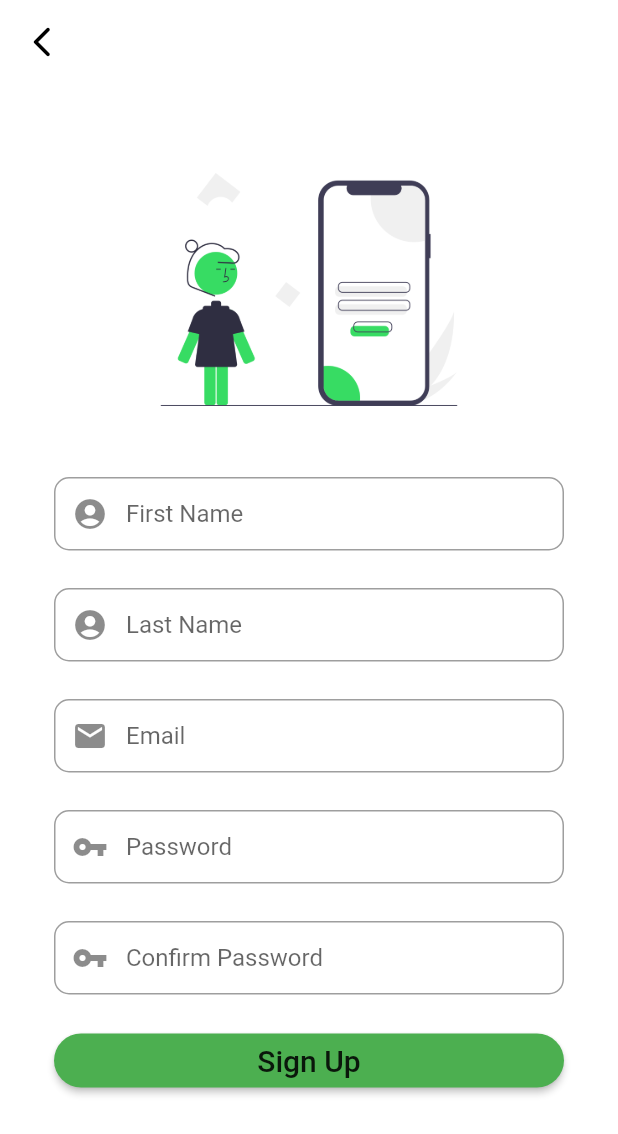
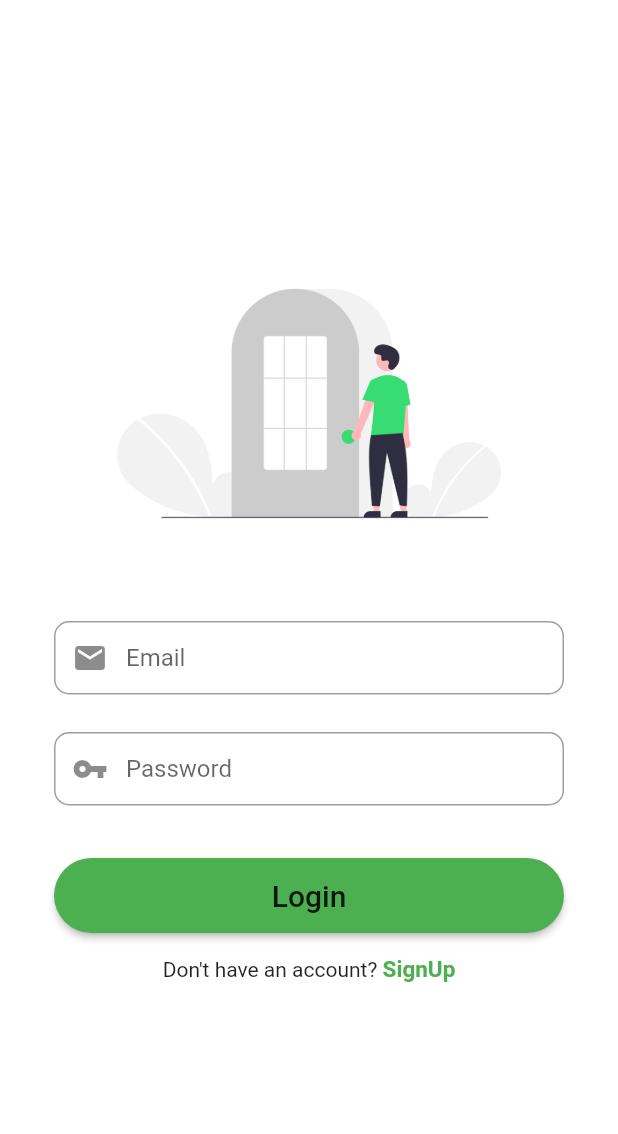
Before and after one commit to RhyshaKachari/SmartCrop, a Flutter app: the MyOtp screen opened directly, after a tap on "Verify phone number", on a phone screen of 412 x 824 dp. Shown: the top 1134 px of the screen. Run offline on Flutter 3.47's test engine with Material 2 defaults, Android fonts, the phone set to English and light mode, and no system bars; our stand-ins replace pinput.

Commit message:
login screen done

```diff
--- a/lib/screens/language_screen.dart
+++ b/lib/screens/language_screen.dart
@@ -14,10 +14,13 @@ class _LanguageScreenState extends State<LanguageScreen> {
     return Scaffold(
       body: SingleChildScrollView(
         child: SafeArea(
-          child: Center(
+
+          child: Container(
             child: Padding(
               padding: const EdgeInsets.symmetric(vertical: 25,horizontal: 35),
             child: Column(
+              mainAxisAlignment: MainAxisAlignment.center,
+              crossAxisAlignment: CrossAxisAlignment.center,
               // mainAxisAlignment: MainAxisAlignment.center,
               children: [
                 SizedBox( height: 20,),
--- /dev/null
+++ b/lib/screens/login_screen.dart
@@ -0,0 +1,126 @@
+import 'package:flutter/material.dart';
+import 'package:smartcrop/screens/user_intro.dart';
+import 'package:smartcrop/widgets/custom_button.dart';
+
+class LoginScreen extends StatefulWidget {
+  const LoginScreen({Key? key}) : super(key: key);
+
+  @override
+  State<LoginScreen> createState() => _LoginScreenState();
+}
+
+class _LoginScreenState extends State<LoginScreen> {
+  //form key
+  final _formKey = GlobalKey<FormState>();
+
+  //editing controller
+  final TextEditingController emailController = new TextEditingController();
+  final TextEditingController passwordController = new TextEditingController();
+
+
+  @override
+  Widget build(BuildContext context) {
+
+    //email field
+    final emailField = TextFormField(
+      autofocus: false ,
+      controller: emailController,
+      keyboardType: TextInputType.emailAddress,
+
+      onSaved: (value){
+        emailController.text = value!;
+      },
+      textInputAction: TextInputAction.next,
+      decoration: InputDecoration(
+        prefixIcon: Icon(Icons.mail),
+        contentPadding: EdgeInsets.fromLTRB(20, 15, 20, 15),
+        hintText: "Email",
+        border: OutlineInputBorder(
+          borderRadius: BorderRadius.circular(10),
+        ),
+      )
+    );
+
+    //password field
+    final passwordField = TextFormField(
+      autofocus: false,
+      controller: passwordController,
+
+      onSaved: (value){
+        passwordController.text = value!;
+      },
+      textInputAction: TextInputAction.done,
+        decoration: InputDecoration(
+          prefixIcon: Icon(Icons.vpn_key),
+          contentPadding: EdgeInsets.fromLTRB(20, 15, 20, 15),
+          hintText: "Password",
+          border: OutlineInputBorder(
+            borderRadius: BorderRadius.circular(10),
+          ),
+        )
+    );
+
+    //loginbutton
+    final loginButton = CustomButton(text: "Login", onPressed: (){});
+
+    return Scaffold(
+      backgroundColor: Colors.white,
+      body: Center(
+        child: SingleChildScrollView(
+          child: Container(
+            color: Colors.white,
+            child: Padding(
+              padding: const EdgeInsets.all(36.0),
+              child: Form(
+                key: _formKey,
+                child: Column(
+                  mainAxisAlignment: MainAxisAlignment.center,
+                  crossAxisAlignment: CrossAxisAlignment.center,
+                  children: <Widget>[
+                    SizedBox(
+                      height: 200,
+                      child:Image.asset("assets/login5.png", fit: BoxFit.contain,),
+                    ),
+                    SizedBox(height: 45,),
+                    emailField ,
+                    SizedBox(height: 25,),
+                    passwordField,
+                    SizedBox(height: 35,),
+                    // SizedBox(height: 45,),
+                    Container(
+                        height: 50,
+                        width: double.infinity,
+                        child: CustomButton(text: "Login", onPressed: (){})),
+
+                    SizedBox(height: 15,) ,
+                    Row(
+                      mainAxisAlignment: MainAxisAlignment.center,
+                      children: <Widget>[
+                        Text("Don't have an account? " ),
+                        GestureDetector(
+                          onTap: (){
+                          Navigator.push(context, MaterialPageRoute(builder: (context)=> UserIntro()));
+                          },
+                          child: Text(
+                            "SignUp" ,
+                            style: TextStyle(
+                              color: Colors.green,
+                              fontWeight: FontWeight.bold,
+                              fontSize: 15
+
+                            ),
+                          ),
+                        )
+                      ],
+                    ) ,
+                  ],
+
+                ),
+              ),
+            ),
+          ),
+        ),
+      )
+    );
+  }
+}
--- a/lib/screens/otp.dart
+++ b/lib/screens/otp.dart
@@ -1,6 +1,8 @@
 import 'package:flutter/material.dart';
 import 'package:pinput/pinput.dart';
 import 'package:smartcrop/screens/user_intro.dart';
+
+import 'login_screen.dart';
 class MyOtp extends StatefulWidget {
   const MyOtp({Key? key}) : super(key: key);
 
@@ -88,7 +90,7 @@ class _MyOtpState extends State<MyOtp> {
                 width: double.infinity,
                 child: ElevatedButton(
                   onPressed: () {
-                    Navigator.of(context).push(MaterialPageRoute(builder: (_) => const UserIntro()));
+                    Navigator.of(context).push(MaterialPageRoute(builder: (_) => const LoginScreen()));
                   },
                   child: Text('Verify phone number',
                   style: TextStyle(
--- a/lib/screens/user_intro.dart
+++ b/lib/screens/user_intro.dart
@@ -164,6 +164,7 @@ class _UserIntroState extends State<UserIntro> {
                     SizedBox(height: 20),
 
                     Container(
+                      height: 50,
                       width: double.infinity,
                         child: CustomButton(text: "Sign Up", onPressed: (){})),
 
```
Also changed, not shown: assets/login5.png (added).
